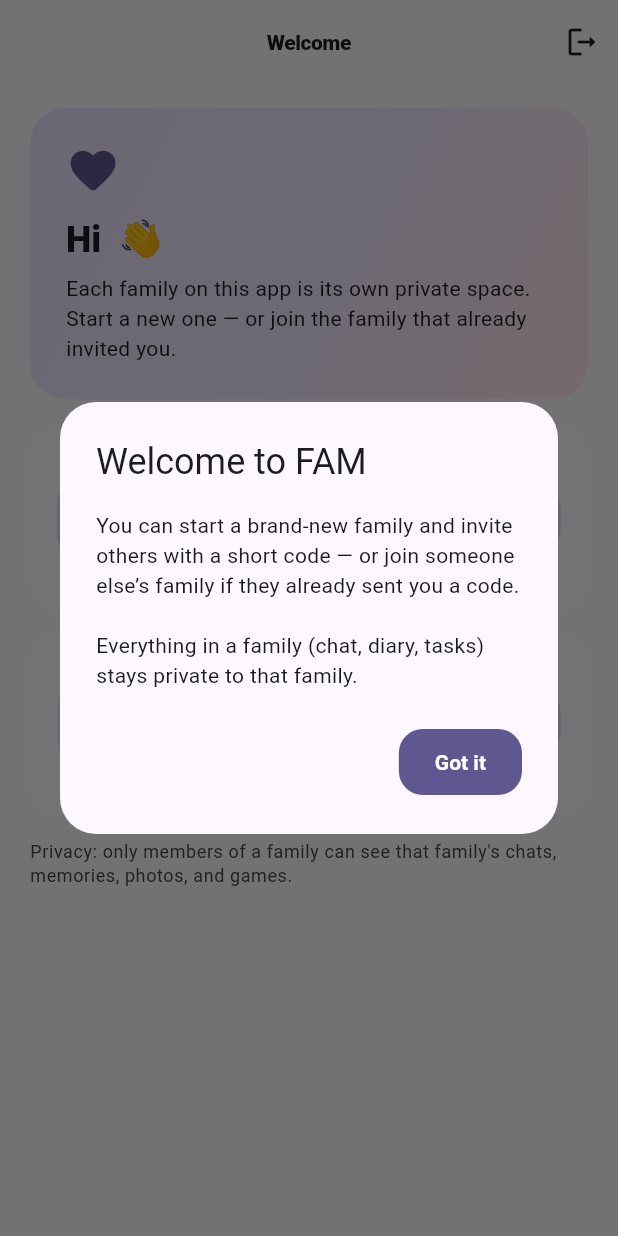
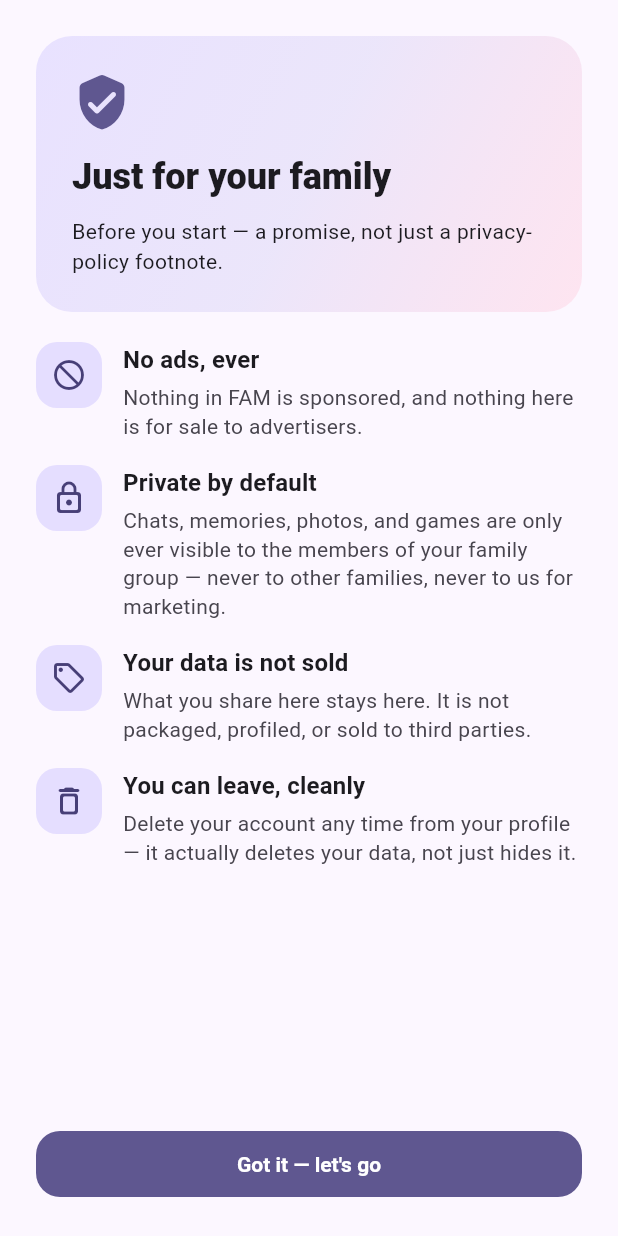
Before and after one commit to Manideep17/family_super_app, a Flutter app: the screen it shows once a user with an empty profile is signed in, on a phone screen of 412 x 824 dp. Run offline on Flutter 3.47's test engine with Material 3 defaults, Android fonts, the phone set to English and light mode, and no system bars; drawn by our look-alikes of flutter_animate; our stand-ins replace app_links, cloud_firestore, cloud_functions, equatable, firebase_ai, firebase_analytics and 16 more; missing offline and left inert: google_mlkit_entity_extraction, google_mlkit_text_recognition, onesignal_flutter; accounts and stored records are empty.

Commit message:
Product v2: unified family feed, merge predictions, weekly ritual (notif+TTS), trust screen, engagement analytics

```diff
--- /dev/null
+++ b/lib/features/family/presentation/screens/trust_promise_screen.dart
@@ -0,0 +1,159 @@
+import 'package:flutter/material.dart';
+
+import '../../../../core/theme/app_theme.dart';
+
+/// Shown once, before a person creates or joins their first family — states
+/// the privacy promise out loud instead of leaving it in a footer link.
+///
+/// This is the differentiator most competitor family/location apps can't
+/// copy without abandoning their own business model (many "free" family
+/// apps monetize location or behavioral data) — see
+/// docs/PRODUCT_STRATEGY_AND_ENGAGEMENT.md, "State the trust promise out
+/// loud." Making it a real screen instead of a privacy-policy footnote is
+/// the whole point.
+class TrustPromiseScreen extends StatelessWidget {
+  const TrustPromiseScreen({super.key});
+
+  @override
+  Widget build(BuildContext context) {
+    final scheme = Theme.of(context).colorScheme;
+    return Scaffold(
+      body: SafeArea(
+        child: Padding(
+          padding: const EdgeInsets.fromLTRB(24, 24, 24, 24),
+          child: Column(
+            crossAxisAlignment: CrossAxisAlignment.stretch,
+            children: [
+              Expanded(
+                child: ListView(
+                  children: [
+                    ClipRRect(
+                      borderRadius: BorderRadius.circular(24),
+                      child: AppGradient(
+                        opacity: 0.85,
+                        child: Padding(
+                          padding: const EdgeInsets.all(24),
+                          child: Column(
+                            crossAxisAlignment: CrossAxisAlignment.start,
+                            children: [
+                              Icon(Icons.verified_user_rounded,
+                                  size: 40, color: scheme.primary),
+                              const SizedBox(height: 14),
+                              Text(
+                                'Just for your family',
+                                style: Theme.of(context)
+                                    .textTheme
+                                    .headlineSmall
+                                    ?.copyWith(fontWeight: FontWeight.w800),
+                              ),
+                              const SizedBox(height: 10),
+                              const Text(
+                                'Before you start — a promise, not just a '
+                                'privacy-policy footnote.',
+                              ),
+                            ],
+                          ),
+                        ),
+                      ),
+                    ),
+                    const SizedBox(height: 20),
+                    const _PromiseRow(
+                      icon: Icons.block_flipped,
+                      title: 'No ads, ever',
+                      body:
+                          'Nothing in FAM is sponsored, and nothing here is '
+                          'for sale to advertisers.',
+                    ),
+                    const _PromiseRow(
+                      icon: Icons.lock_outline_rounded,
+                      title: 'Private by default',
+                      body:
+                          'Chats, memories, photos, and games are only ever '
+                          'visible to the members of your family group — '
+                          'never to other families, never to us for '
+                          'marketing.',
+                    ),
+                    const _PromiseRow(
+                      icon: Icons.sell_outlined,
+                      title: 'Your data is not sold',
+                      body:
+                          'What you share here stays here. It is not '
+                          'packaged, profiled, or sold to third parties.',
+                    ),
+                    const _PromiseRow(
+                      icon: Icons.delete_outline_rounded,
+                      title: 'You can leave, cleanly',
+                      body:
+                          'Delete your account any time from your profile — '
+                          'it actually deletes your data, not just hides it.',
+                    ),
+                  ],
+                ),
+              ),
+              const SizedBox(height: 12),
+              FilledButton(
+                onPressed: () => Navigator.of(context).pop(),
+                child: const Text('Got it — let\'s go'),
+              ),
+            ],
+          ),
+        ),
+      ),
+    );
+  }
+}
+
+class _PromiseRow extends StatelessWidget {
+  const _PromiseRow({
+    required this.icon,
+    required this.title,
+    required this.body,
+  });
+
+  final IconData icon;
+  final String title;
+  final String body;
+
+  @override
+  Widget build(BuildContext context) {
+    final scheme = Theme.of(context).colorScheme;
+    return Padding(
+      padding: const EdgeInsets.only(bottom: 16),
+      child: Row(
+        crossAxisAlignment: CrossAxisAlignment.start,
+        children: [
+          Container(
+            padding: const EdgeInsets.all(10),
+            decoration: BoxDecoration(
+              color: scheme.primaryContainer,
+              borderRadius: BorderRadius.circular(14),
+            ),
+            child: Icon(icon, color: scheme.onPrimaryContainer),
+          ),
+          const SizedBox(width: 14),
+          Expanded(
+            child: Column(
+              crossAxisAlignment: CrossAxisAlignment.start,
+              children: [
+                Text(
+                  title,
+                  style: Theme.of(context).textTheme.titleMedium?.copyWith(
+                        fontWeight: FontWeight.w700,
+                      ),
+                ),
+                const SizedBox(height: 4),
+                Text(
+                  body,
+                  style: Theme.of(context).textTheme.bodyMedium?.copyWith(
+                        color: Theme.of(context).colorScheme.onSurfaceVariant,
+                        height: 1.35,
+                      ),
+                ),
+              ],
+            ),
+          ),
+        ],
+      ),
+    );
+  }
+}
--- a/lib/features/games/data/family_games_repository_impl.dart
+++ b/lib/features/games/data/family_games_repository_impl.dart
@@ -1,6 +1,7 @@
 import 'package:cloud_firestore/cloud_firestore.dart';
 import 'package:firebase_auth/firebase_auth.dart';
 
+import '../../../core/analytics/app_analytics.dart';
 import '../../family/data/family_scope.dart';
 import '../../gamification/domain/repositories/gamification_repository.dart';
 import '../domain/entities/creative_submission.dart';
@@ -82,6 +83,7 @@ class FamilyGamesRepositoryImpl implements FamilyGamesRepository {
       'authorName': _name(u),
       'createdAt': FieldValue.serverTimestamp(),
     });
+    AppAnalytics.logEvent('time_travel_response_submitted');
     await _maybeReward();
   }
 
@@ -100,6 +102,7 @@ class FamilyGamesRepositoryImpl implements FamilyGamesRepository {
       'authorName': _name(u),
       'createdAt': FieldValue.serverTimestamp(),
     });
+    AppAnalytics.logEvent('creative_submission_posted');
     await _maybeReward();
   }
 
--- a/lib/features/games/presentation/screens/future_predictions_game_screen.dart
+++ b/lib/features/games/presentation/screens/future_predictions_game_screen.dart
@@ -4,6 +4,7 @@ import 'package:flutter/material.dart';
 import 'package:flutter_riverpod/flutter_riverpod.dart';
 import 'package:intl/intl.dart';
 
+import '../../../../core/analytics/app_analytics.dart';
 import '../../../../core/theme/app_theme.dart';
 import '../../../family/presentation/providers/family_providers.dart';
 import '../../../gamification/presentation/providers/gamification_providers.dart';
@@ -63,6 +64,7 @@ class _FuturePredictionsGameScreenState
       'outcome': null,
       'createdAt': FieldValue.serverTimestamp(),
     });
+    AppAnalytics.logEvent('prediction_created');
   }
 
   Future<void> _vote(String id, String value) async {
@@ -78,6 +80,7 @@ class _FuturePredictionsGameScreenState
       'outcome': outcome,
       'resolvedAt': FieldValue.serverTimestamp(),
     });
+    AppAnalytics.logEvent('prediction_resolved', params: {'outcome': outcome});
     // Award points to family members whose vote matched the outcome.
     final repo = ref.read(gamificationRepositoryProvider);
     final me = FirebaseAuth.instance.currentUser?.uid;
--- a/lib/features/games/presentation/screens/reel_battle_screen.dart
+++ b/lib/features/games/presentation/screens/reel_battle_screen.dart
@@ -8,6 +8,7 @@ import 'package:image_picker/image_picker.dart';
 import 'package:uuid/uuid.dart';
 import 'package:video_player/video_player.dart';
 
+import '../../../../core/analytics/app_analytics.dart';
 import '../../../../core/config/app_flags.dart';
 import '../../../../core/media/media_upload_service.dart';
 import '../../../../core/theme/app_theme.dart';
@@ -110,6 +111,7 @@ class _ReelBattleScreenState extends ConsumerState<ReelBattleScreen> {
         'reactions': <String, String>{},
         'createdAt': FieldValue.serverTimestamp(),
       });
+      AppAnalytics.logEvent('reel_created');
     } catch (e) {
       if (mounted) {
         ScaffoldMessenger.of(context).showSnackBar(
--- a/pubspec.yaml
+++ b/pubspec.yaml
@@ -62,6 +62,9 @@ dependencies:
   # On-device OCR + entity extraction for the vault — no network call, no quota.
   google_mlkit_text_recognition: ^0.15.0
   google_mlkit_entity_extraction: ^0.15.0
+  # On-device text-to-speech for the Sunday weekly-recap "Play recap" button
+  # — reads the AI digest aloud, no server cost, no new billing.
+  flutter_tts: ^4.2.5
 
 dev_dependencies:
   flutter_test:
```
Also changed, not shown: lib/features/family/presentation/screens/family_gate_screen.dart (+25 -1 lines), lib/features/feed/presentation/screens/family_feed_screen.dart (added, +242 -0 lines), lib/features/home/presentation/screens/dashboard_screen.dart (+0 -11 lines), lib/features/home/presentation/screens/home_shell_screen.dart (+9 -13 lines), lib/features/insights/presentation/screens/weekly_digest_screen.dart (+60 -4 lines), 5 other files.
